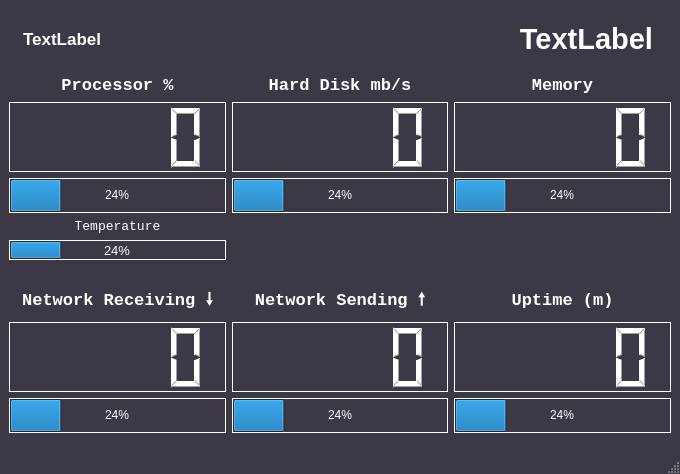
First picture: the form in mainwindow.ui, repository jumpingsloth/system-monitor-gui, before the edit.
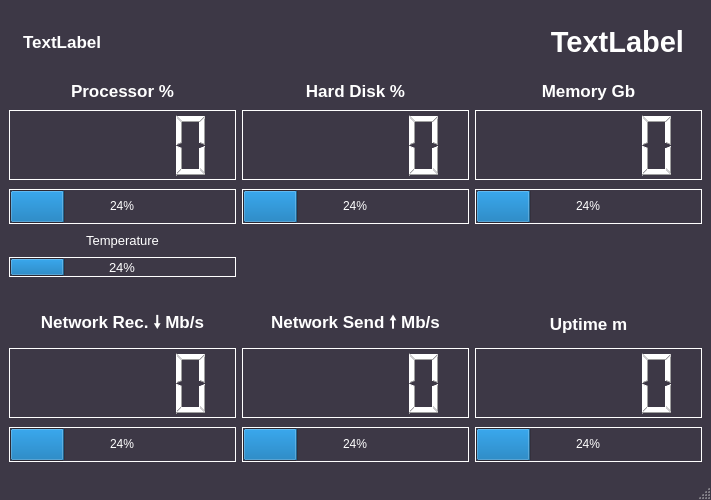
Second picture: the form after the edit.

Commit message: cpu temp and networking working

Diff of the .ui file:
```diff
--- a/mainwindow.ui
+++ b/mainwindow.ui
@@ -6,8 +6,8 @@
    <rect>
     <x>0</x>
     <y>0</y>
-    <width>680</width>
-    <height>474</height>
+    <width>711</width>
+    <height>500</height>
    </rect>
   </property>
   <property name="windowTitle">
@@ -104,7 +104,6 @@
       </property>
       <property name="font">
        <font>
-        <family>Monospace</family>
         <pointsize>13</pointsize>
         <bold>true</bold>
        </font>
@@ -115,7 +114,7 @@
 }</string>
       </property>
       <property name="text">
-       <string>Uptime (m)</string>
+       <string>Uptime m</string>
       </property>
       <property name="alignment">
        <set>Qt::AlignCenter</set>
@@ -222,7 +221,6 @@
       </property>
       <property name="font">
        <font>
-        <family>Monospace</family>
         <pointsize>13</pointsize>
         <bold>true</bold>
        </font>
@@ -233,7 +231,7 @@
 }</string>
       </property>
       <property name="text">
-       <string>Network Sending 🠕</string>
+       <string>Network Send 🠕 Mb/s</string>
       </property>
       <property name="alignment">
        <set>Qt::AlignCenter</set>
@@ -250,7 +248,6 @@
       </property>
       <property name="font">
        <font>
-        <family>Monospace</family>
         <pointsize>13</pointsize>
         <bold>true</bold>
        </font>
@@ -261,7 +258,7 @@
 }</string>
       </property>
       <property name="text">
-       <string>Hard Disk mb/s</string>
+       <string>Hard Disk %</string>
       </property>
       <property name="alignment">
        <set>Qt::AlignCenter</set>
@@ -440,7 +437,6 @@
       </property>
       <property name="font">
        <font>
-        <family>Monospace</family>
         <pointsize>10</pointsize>
         <bold>false</bold>
        </font>
@@ -490,7 +486,6 @@
       </property>
       <property name="font">
        <font>
-        <family>Monospace</family>
         <pointsize>13</pointsize>
         <bold>true</bold>
        </font>
@@ -501,7 +496,7 @@
 }</string>
       </property>
       <property name="text">
-       <string>Memory</string>
+       <string>Memory Gb</string>
       </property>
       <property name="alignment">
        <set>Qt::AlignCenter</set>
@@ -518,7 +513,6 @@
       </property>
       <property name="font">
        <font>
-        <family>Monospace</family>
         <pointsize>13</pointsize>
         <bold>true</bold>
        </font>
@@ -546,7 +540,6 @@
       </property>
       <property name="font">
        <font>
-        <family>Monospace</family>
         <pointsize>13</pointsize>
         <bold>true</bold>
        </font>
@@ -557,7 +550,7 @@
 }</string>
       </property>
       <property name="text">
-       <string>Network Receiving 🠗</string>
+       <string>Network Rec. 🠗 Mb/s</string>
       </property>
       <property name="alignment">
        <set>Qt::AlignCenter</set>
```
Left out of the diff: 6 changed lines with no effect on the pictures. The commit also changes 1 other file.
